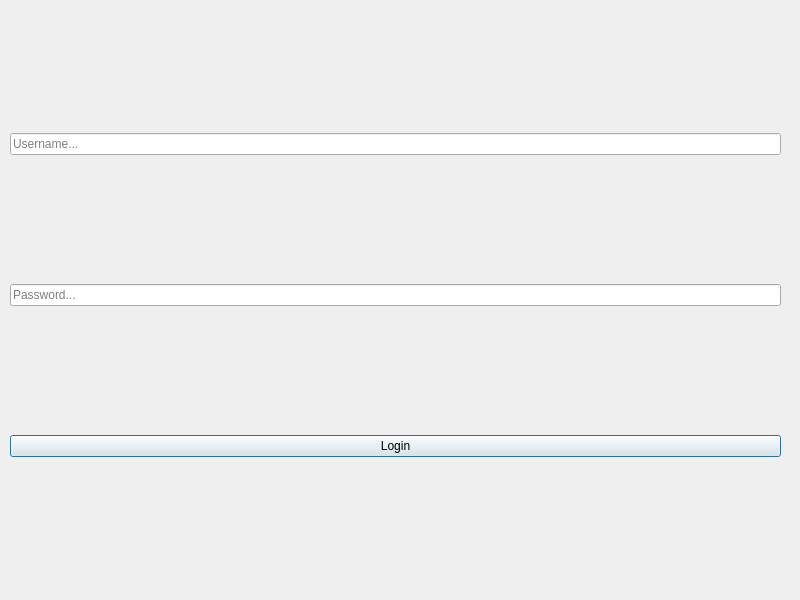
Qt form UI/login_window.ui (npaolini-8/se-group-5) before a commit.
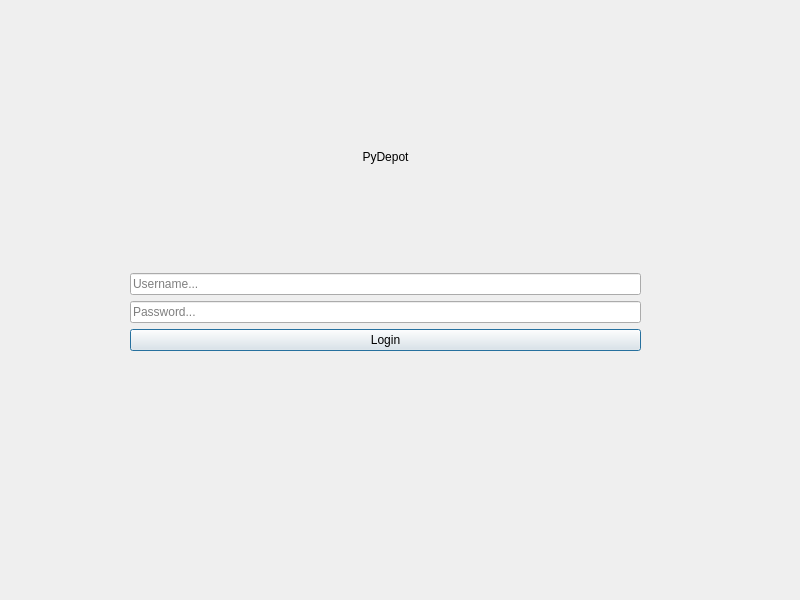
The same form after that commit.

Commit message: refactored login window

```diff
--- a/UI/login_window.ui
+++ b/UI/login_window.ui
@@ -16,22 +16,48 @@
   <widget class="QWidget" name="verticalLayoutWidget">
    <property name="geometry">
     <rect>
-     <x>10</x>
-     <y>10</y>
-     <width>771</width>
-     <height>571</height>
+     <x>130</x>
+     <y>150</y>
+     <width>511</width>
+     <height>221</height>
     </rect>
    </property>
    <layout class="QVBoxLayout" name="verticalLayout">
     <item>
-     <widget class="QLineEdit" name="username_line">
+     <widget class="QLabel" name="titleLbl">
+      <property name="text">
+       <string>PyDepot</string>
+      </property>
+      <property name="alignment">
+       <set>Qt::AlignCenter</set>
+      </property>
+     </widget>
+    </item>
+    <item>
+     <spacer name="verticalSpacer">
+      <property name="orientation">
+       <enum>Qt::Vertical</enum>
+      </property>
+      <property name="sizeHint" stdset="0">
+       <size>
+        <width>20</width>
+        <height>40</height>
+       </size>
+      </property>
+     </spacer>
+    </item>
+    <item>
+     <widget class="QLineEdit" name="userName">
       <property name="placeholderText">
        <string>Username...</string>
       </property>
      </widget>
     </item>
     <item>
-     <widget class="QLineEdit" name="password_line">
+     <widget class="QLineEdit" name="passWord">
+      <property name="echoMode">
+       <enum>QLineEdit::Password</enum>
+      </property>
       <property name="readOnly">
        <bool>false</bool>
       </property>
@@ -44,6 +70,19 @@
      <widget class="QPushButton" name="login_btn">
       <property name="text">
        <string>Login</string>
+      </property>
+      <property name="default">
+       <bool>true</bool>
+      </property>
+     </widget>
+    </item>
+    <item>
+     <widget class="QLabel" name="errorLbl">
+      <property name="text">
+       <string/>
+      </property>
+      <property name="alignment">
+       <set>Qt::AlignCenter</set>
       </property>
      </widget>
     </item>
```
Left out of the diff: 8 changed lines with no effect on the pictures. The commit also changes 2 other files.
